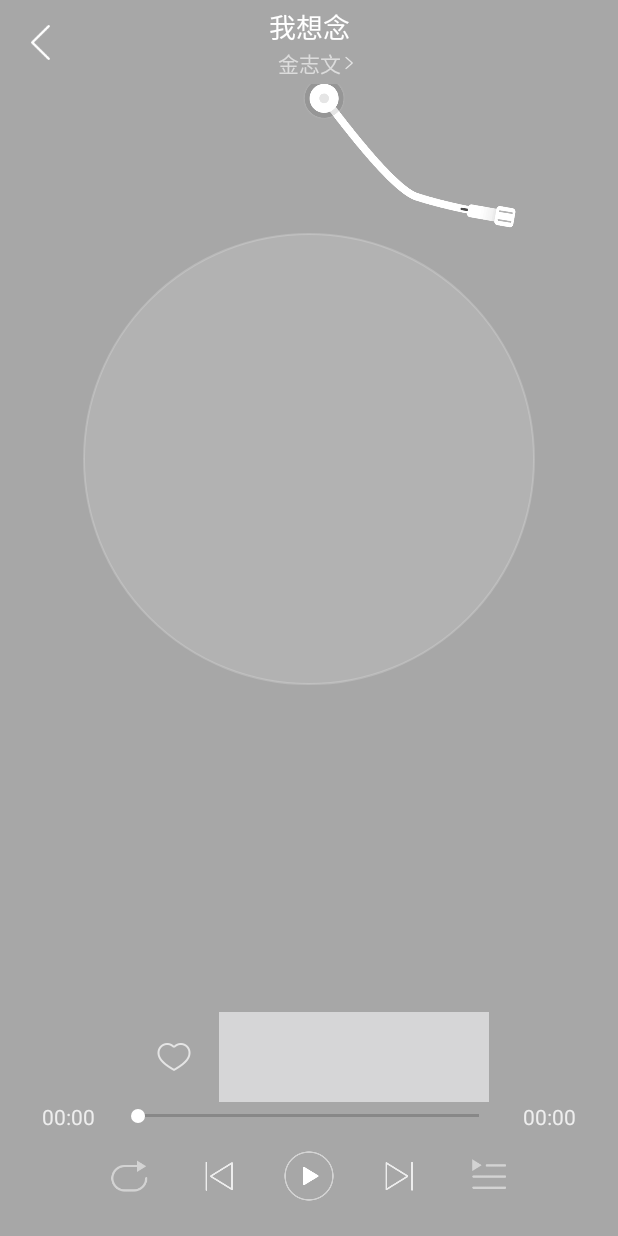
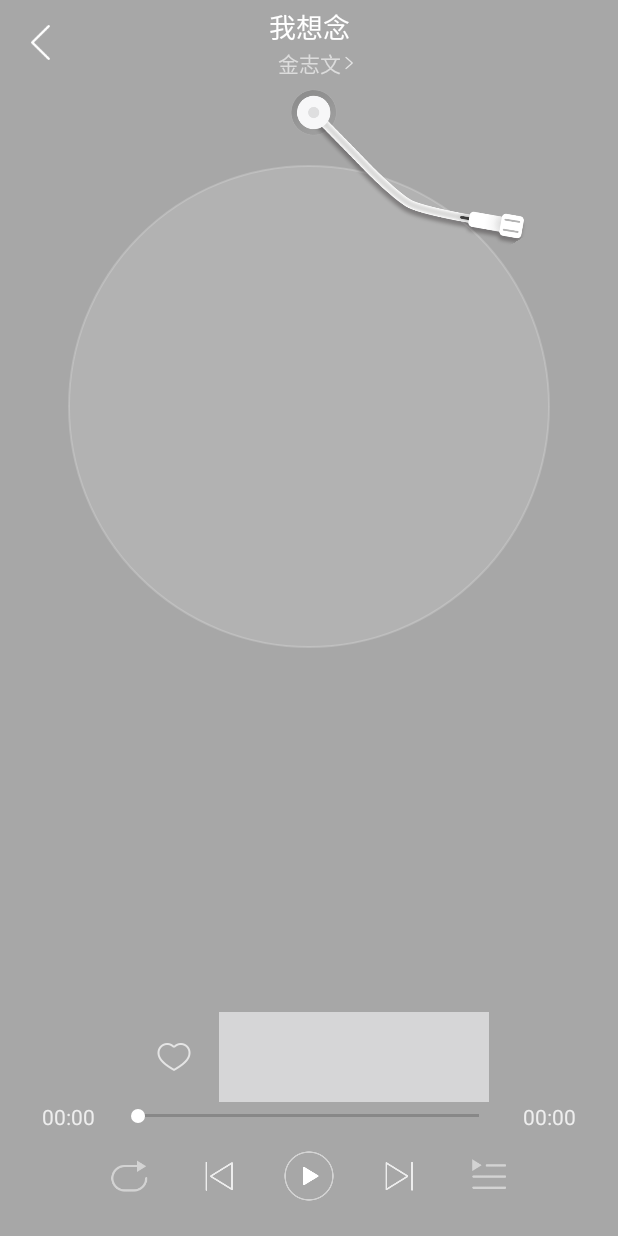
Before and after one commit to kalac2232/Hearing, an Android app: the layout activity_playmusic.xml on its own in the app's theme, with its tools: preview values and no code run, on a phone screen of 412 x 824 dp. Run offline under Robolectric (Android 15) with nearby library versions, the phone set to English and light mode, and no system bars.

Commit message:
调整播放界面

```diff
--- a/app/src/main/java/cn/kalac/hearing/view/RecordView.java
+++ b/app/src/main/java/cn/kalac/hearing/view/RecordView.java
@@ -28,7 +28,6 @@ import java.lang.reflect.Field;
 import cn.kalac.hearing.R;
 import cn.kalac.hearing.adapter.RecordViewAdapter;
 import cn.kalac.hearing.utils.DensityUtil;
-import cn.kalac.hearing.utils.TurntableDisplayUtil;
 
 /**
  *
@@ -39,7 +38,6 @@ public class RecordView extends ConstraintLayout {
 
     private static final String TAG = "RecordView";
 
-    private View mRootView;
     private ImageView mIvNeedle;
     private int mScreenWidth;
     private int mScreenHeigth;
@@ -63,6 +61,10 @@ public class RecordView extends ConstraintLayout {
     public enum NeedleStatus {
         PLAY, PAUSE, TOPLAY, TOPAUSE
     }
+
+    /*手柄起始角度*/
+    public static final float ROTATION_INIT_NEEDLE = -30;
+
     public RecordView(Context context) {
         this(context,null);
     }
@@ -77,12 +79,11 @@ public class RecordView extends ConstraintLayout {
     }
 
     private void initView(Context context) {
-        // 导入布局
-        mRootView = LayoutInflater.from(context).inflate(R.layout.recordview_layout, this, true);
-
         //获取屏幕的宽高信息
         mScreenHeigth = DensityUtil.getScreenHeight(context);
         mScreenWidth = DensityUtil.getScreenWidth(context);
+        // 导入布局
+        LayoutInflater.from(context).inflate(R.layout.recordview_layout, this, true);
 
         //初始化指针
         initNeedle();
@@ -92,14 +93,14 @@ public class RecordView extends ConstraintLayout {
         fixViewPager();
         //初始化动画
         initObjectAnimation();
-        //setBackgroundColor(Color.RED);
 
     }
+
 
     @Override
     protected void onMeasure(int widthMeasureSpec, int heightMeasureSpec) {
         super.onMeasure(widthMeasureSpec, heightMeasureSpec);
-        setMeasuredDimension(mScreenWidth, (int) (mScreenWidth ));
+        setMeasuredDimension(mScreenWidth, mScreenWidth);
     }
 
     /**
@@ -107,17 +108,21 @@ public class RecordView extends ConstraintLayout {
      */
     private void initNeedle() {
         //获取指针
-        mIvNeedle = mRootView.findViewById(R.id.iv_recordview_Needle);
+        mIvNeedle = findViewById(R.id.iv_recordview_Needle);
 
-        Log.i(TAG, "initView: " +mIvNeedle.getWidth());
-        Log.i(TAG, "initView: " +mIvNeedle.getHeight());
 
-        int pivotX = (int) (TurntableDisplayUtil.SCALE_NEEDLE_PIVOT_X * mScreenWidth);
-        int pivotY = (int) (TurntableDisplayUtil.SCALE_NEEDLE_PIVOT_Y * mScreenWidth);
         //设置旋转点
-        mIvNeedle.setPivotX(pivotX);
-        mIvNeedle.setPivotY(pivotY);
-        mIvNeedle.setRotation(TurntableDisplayUtil.ROTATION_INIT_NEEDLE);
+        mIvNeedle.post(new Runnable() {
+            @Override
+            public void run() {
+                float pivotX = mIvNeedle.getWidth() * 0.144f;
+                float pivotY = mIvNeedle.getWidth() * 0.164f;
+                mIvNeedle.setPivotX(pivotX);
+                mIvNeedle.setPivotY(pivotY);
+                mIvNeedle.setRotation(ROTATION_INIT_NEEDLE);
+            }
+        });
+
     }
 
 
@@ -225,8 +230,7 @@ public class RecordView extends ConstraintLayout {
     private void initObjectAnimation() {
 
         //指针动画
-        mNeedleAnimator = ObjectAnimator.ofFloat(mIvNeedle, View.ROTATION, TurntableDisplayUtil
-                .ROTATION_INIT_NEEDLE, 0);
+        mNeedleAnimator = ObjectAnimator.ofFloat(mIvNeedle, View.ROTATION, ROTATION_INIT_NEEDLE, 0);
         mNeedleAnimator.setDuration(DURATION_NEEDLE_ANIAMTOR);
         mNeedleAnimator.setInterpolator(new AccelerateInterpolator());
 
--- a/app/src/main/res/layout/activity_playmusic.xml
+++ b/app/src/main/res/layout/activity_playmusic.xml
@@ -38,9 +38,11 @@
             android:src="@mipmap/ic_back_btn"/>
         <TextView
             android:id="@+id/tv_playmusic_songName"
-            android:layout_width="wrap_content"
+            android:layout_width="200dp"
             android:layout_height="wrap_content"
             tools:text="我想念"
+            android:maxLines="1"
+            android:ellipsize="end"
             android:textAlignment="center"
             android:textColor="#fff"
             app:layout_constraintLeft_toLeftOf="parent"
--- a/app/src/main/res/layout/item_recom_daily_list.xml
+++ b/app/src/main/res/layout/item_recom_daily_list.xml
@@ -30,6 +30,8 @@
             android:text="Vever Over"
             android:textColor="#000"
             android:textSize="15sp"
+            android:lines="1"
+            android:ellipsize="end"
             android:layout_width="wrap_content"
             android:layout_height="wrap_content"/>
         <TextView
@@ -37,8 +39,10 @@
             android:text="(Vever Over)"
             android:textColor="#999"
             android:textSize="15sp"
+
             android:maxLines="1"
             android:ellipsize="end"
+            android:lines="1"
             android:layout_width="wrap_content"
             android:layout_height="wrap_content"/>
     </LinearLayout>
--- a/app/src/main/res/layout/recordview_layout.xml
+++ b/app/src/main/res/layout/recordview_layout.xml
@@ -1,19 +1,19 @@
 <?xml version="1.0" encoding="utf-8"?>
-<androidx.constraintlayout.widget.ConstraintLayout xmlns:android="http://schemas.android.com/apk/res/android"
+<androidx.constraintlayout.widget.ConstraintLayout
+    xmlns:android="http://schemas.android.com/apk/res/android"
     android:layout_width="match_parent"
-    android:layout_height="500dp"
-    app:layout_constraintDimensionRatio="1:1"
+    android:layout_height="430dp"
     app:layout_constraintTop_toTopOf="parent"
     app:layout_constraintBottom_toBottomOf="parent"
     xmlns:app="http://schemas.android.com/apk/res-auto"
-    xmlns:tools="http://schemas.android.com/tools"
-    tools:background="#000">
+    tools:background="#000"
+    xmlns:tools="http://schemas.android.com/tools">
 
     <ImageView
         android:id="@+id/iv_recordview_DiscBlackgound"
         android:layout_width="0dp"
         android:layout_height="0dp"
-        app:layout_constraintWidth_percent="0.73"
+        app:layout_constraintWidth_percent="0.78"
         android:background="@drawable/shape_record_view_bg"
         app:layout_constraintDimensionRatio="1:1"
         app:layout_constraintLeft_toLeftOf="parent"
@@ -27,11 +27,11 @@
         android:overScrollMode="never"
         app:layout_constraintLeft_toLeftOf="parent"
         app:layout_constraintRight_toRightOf="parent"
-        app:layout_constraintWidth_percent="0.7"
-        android:layout_width="0dp"
-        app:layout_constraintDimensionRatio="1:1"
-        app:layout_constraintTop_toTopOf="parent"
-        app:layout_constraintBottom_toBottomOf="parent"
+        android:layout_marginTop="5dp"
+        android:layout_marginBottom="5dp"
+        android:layout_width="match_parent"
+        app:layout_constraintTop_toTopOf="@id/iv_recordview_DiscBlackgound"
+        app:layout_constraintBottom_toBottomOf="@id/iv_recordview_DiscBlackgound"
         android:layout_height="0dp">
 
     </androidx.viewpager.widget.ViewPager>
@@ -42,7 +42,7 @@
         android:layout_height="0dp"
         android:src="@drawable/ic_playing_needle"
         app:layout_constraintDimensionRatio="381:615"
-        app:layout_constraintHorizontal_bias="0.584"
+        app:layout_constraintHorizontal_bias="0.62"
         app:layout_constraintLeft_toLeftOf="parent"
         app:layout_constraintRight_toRightOf="parent"
         app:layout_constraintTop_toTopOf="parent"
```
Also changed, not shown: app/src/main/java/cn/kalac/hearing/adapter/RecordViewAdapter.java (+5 -91 lines), app/src/main/java/cn/kalac/hearing/utils/TurntableDisplayUtil.java (deleted, +0 -24 lines), app/src/main/java/cn/kalac/hearing/widget/PlayListManager.java (+10 -0 lines), app/src/main/res/layout/item_recordview_viewpager_layout.xml (+24 -7 lines), app/src/main/res/drawable-hdpi/ic_playing_needle.png.
